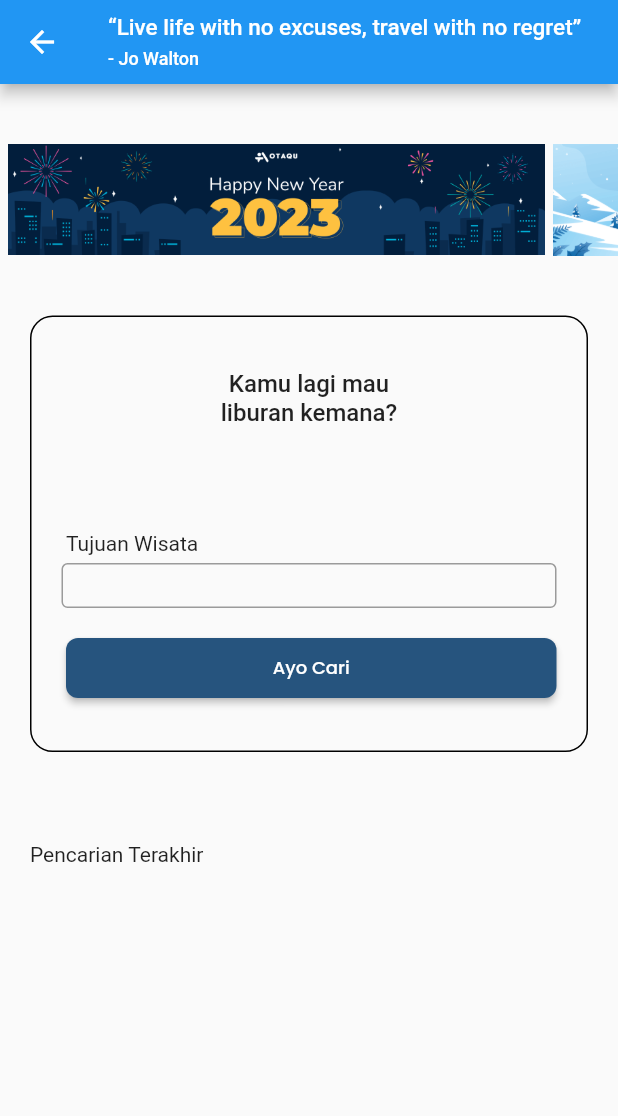
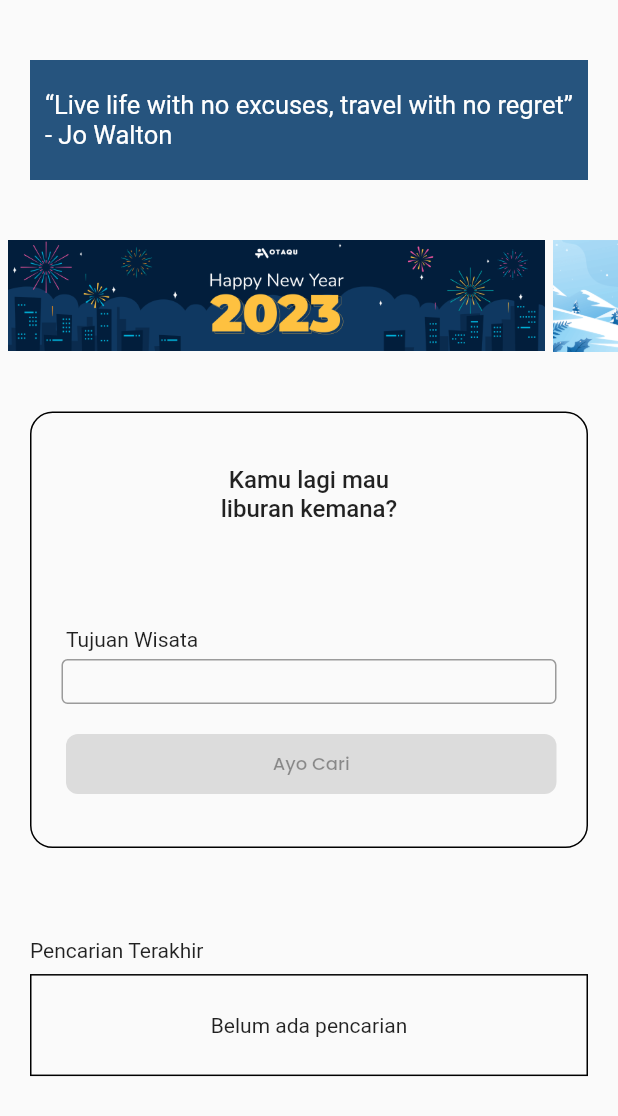
Before and after one commit to naufaldiyusuf/otaqu_test, a Flutter app: the HomeScreen screen opened directly with empty values, on a phone screen of 412 x 824 dp. Shown: the top 1116 px of the screen. Run offline on Flutter 3.47's test engine with Material 2 defaults, Android fonts, the light colour scheme and no system bars; our stand-ins replace bloc, carousel_slider, dio, flutter_bloc, google_fonts, shared_preferences and 1 more; missing offline and left inert: autocomplete_textfield; accounts and stored records are empty; network calls fail.

Commit message:
update loading hit api avail, dialog error saat hit api avail code selain 200 dan 401, box empty saat belum ada pencarian terakhir

```diff
--- a/lib/helper/helpers.dart
+++ b/lib/helper/helpers.dart
@@ -1,4 +1,5 @@
 import 'package:flutter/cupertino.dart';
+import 'package:flutter/material.dart';
 import 'package:google_fonts/google_fonts.dart';
 import 'package:otaqu_test/model/models.dart';
 import 'package:shared_preferences/shared_preferences.dart';
--- a/lib/view/screen/home_screen.dart
+++ b/lib/view/screen/home_screen.dart
@@ -34,30 +34,34 @@ class _HomeScreenState extends State<HomeScreen> {
   @override
   Widget build(BuildContext context) {
     return Scaffold(
-      appBar: AppBar(
-        centerTitle: false,
-        title: Column(
+      body: Stack(
+        children: [
+          Opacity(
+            opacity: isLoading ? 0.5 : 1,
+            child: AbsorbPointer(
+              absorbing: isLoading,
+              child: ListView(
+                padding: EdgeInsets.only(top: 40),
+                children: [
+                  Container(
+                    color: MainColor.primaryBlueColor,
+                    alignment: Alignment.center,
+                    margin: EdgeInsets.only(right: 20, left: 20, bottom: 40),
+                    padding: EdgeInsets.symmetric(vertical: 20, horizontal: 10),
+                    width: MediaQuery.of(context).size.width,
+                    child: Column(
                       crossAxisAlignment: CrossAxisAlignment.start,
                       children: [
                         Text(
-              '“Live life with no excuses, travel with no regret”',
+                          '“Live life with no excuses, travel with no regret” - Jo Walton',
                           style: TextStyle(
-                  fontSize: 15
+                              fontSize: 17,
+                              color: Colors.white
                           ),
                         ),
-            SizedBox(height: 5),
-            Text(
-              "- Jo Walton",
-              style: TextStyle(
-                  fontSize: 12
-              ),
-            )
                       ],
                     ),
                   ),
-      body: ListView(
-        padding: EdgeInsets.only(top: 40),
-        children: [
                   promoScroll(listPromo, context),
                   Container(
                     margin: EdgeInsets.only(
@@ -132,14 +136,25 @@ class _HomeScreenState extends State<HomeScreen> {
                     margin: EdgeInsets.only(left: 20),
                     child: Text("Pencarian Terakhir"),
                   ),
-
-          SingleChildScrollView(
+                  widget.listHistory.isNotEmpty
+                      ? SingleChildScrollView(
                     scrollDirection: Axis.horizontal,
                     child: Row(
                       children: widget.listHistory.asMap().map((i, e) => MapEntry(i,
                           GestureDetector(
                             onTap: () {
-                      Method.getAvailData(int.parse(widget.listHistoryId[i]), context, e, () => null);
+                              isLoading = true;
+                              setState(() {});
+
+                              Method.getAvailData(
+                                  int.parse(widget.listHistoryId[i]),
+                                  context,
+                                  e,
+                                      () {
+                                    isLoading = false;
+                                    setState(() {});
+                                  }
+                              );
                             },
                             child: Container(
                               decoration: BoxDecoration(
@@ -169,6 +184,28 @@ class _HomeScreenState extends State<HomeScreen> {
                       )).values.toList(),
                     ),
                   )
+                      : Container(
+                    decoration: BoxDecoration(
+                        border: Border.all()
+                    ),
+                    alignment: Alignment.center,
+                    margin: EdgeInsets.only(left: 20, right: 20, top: 8),
+                    padding: EdgeInsets.symmetric(vertical: 25),
+                    child: Text("Belum ada pencarian"),
+                  )
+
+                ],
+              ),
+            ),
+          ),
+          Center(
+            child: Opacity(
+              opacity: isLoading ? 1.0 : 0,
+              child: CircularProgressIndicator(
+                color: MainColor.primaryBlueColor,
+              ),
+            ),
+          )
         ],
       ),
     );
--- a/lib/view/widget/avail_widget.dart
+++ b/lib/view/widget/avail_widget.dart
@@ -25,7 +25,7 @@ Widget buttonAll(
         style: GoogleFonts.poppins(
             fontSize: 12),
       ),
-      onPressed:  () {
+      onPressed: cantSubmit ? null : () {
         onPressed();
   },
     ),
```
Also changed, not shown: lib/helper/method.dart (+27 -0 lines), 1 other file. Lines whose indentation alone changed are shown as unchanged.
